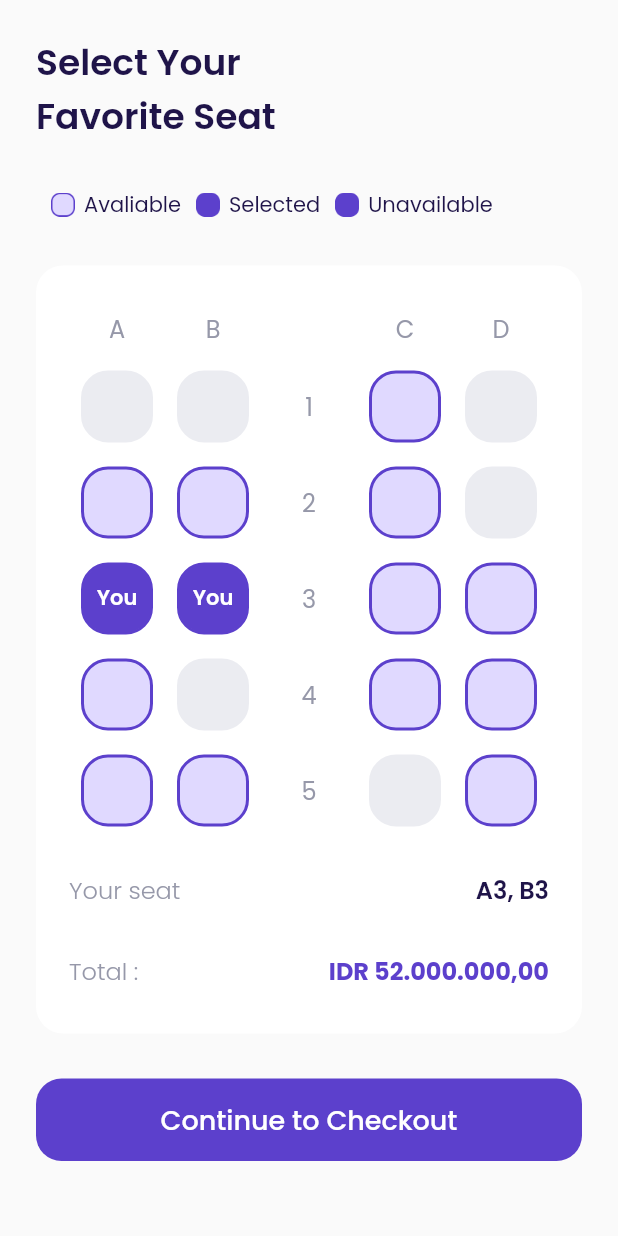
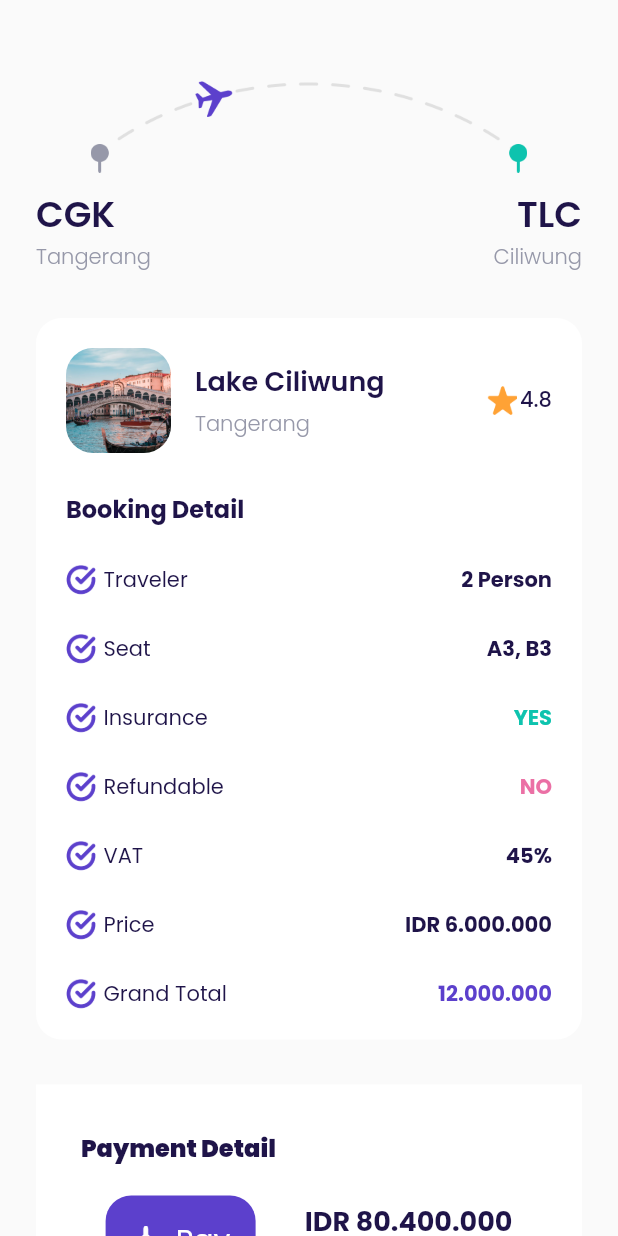
Before and after one commit to FaisalMashuri/ticket_plane, a Flutter app: the ChooseSeat screen opened directly, after a tap on "Continue to Checkout", on a phone screen of 412 x 824 dp. Run offline on Flutter 3.47's test engine with Material 2 defaults, Android fonts, the phone set to English and light mode, and no system bars; our stand-ins replace google_fonts.

Commit message:
adding checkout page

```diff
--- a/lib/ui/pages/GetStartedPage.dart
+++ b/lib/ui/pages/GetStartedPage.dart
@@ -3,24 +3,23 @@ import 'package:airplane/ui/widgets/custom_button.dart';
 import 'package:flutter/material.dart';
 
 class GetStartedPage extends StatelessWidget {
-  const GetStartedPage({ Key? key }) : super(key: key);
+  const GetStartedPage({Key? key}) : super(key: key);
 
   @override
   Widget build(BuildContext context) {
     return Scaffold(
+      backgroundColor: kBackgroundColor,
       body: Stack(
         children: [
           Container(
             width: double.infinity,
             height: double.infinity,
             decoration: BoxDecoration(
-              image: DecorationImage(
-                fit: BoxFit.cover,
-                image: AssetImage(
-                  "assets/image_get_started.png",
-                )
-              )
-            ),
+                image: DecorationImage(
+                    fit: BoxFit.cover,
+                    image: AssetImage(
+                      "assets/image_get_started.png",
+                    ))),
           ),
           Center(
             child: Column(
@@ -34,7 +33,9 @@ class GetStartedPage extends StatelessWidget {
                     fontWeight: semiBold,
                   ),
                 ),
-                SizedBox(height: 10,),
+                SizedBox(
+                  height: 10,
+                ),
                 Text(
                   "Explore new world with us and let\n your self get an amazing experiences",
                   style: whiteTextStyle.copyWith(
@@ -43,11 +44,13 @@ class GetStartedPage extends StatelessWidget {
                   ),
                   textAlign: TextAlign.center,
                 ),
-                SizedBox(height: 50,),
+                SizedBox(
+                  height: 50,
+                ),
                 CustomButton(
                   title: "Get Started",
                   width: 220,
-                  onPressed: (){
+                  onPressed: () {
                     Navigator.pushNamed(context, "/sign-up");
                   },
                   margin: EdgeInsets.only(top: 50, bottom: 80),
--- /dev/null
+++ b/lib/ui/pages/checkout_page.dart
@@ -0,0 +1,309 @@
+import 'package:airplane/shared/theme.dart';
+import 'package:airplane/ui/pages/success_checkout_page.dart';
+import 'package:airplane/ui/widgets/booking_details_item.dart';
+import 'package:airplane/ui/widgets/custom_button.dart';
+import 'package:flutter/material.dart';
+
+class CheckoutPage extends StatelessWidget {
+  const CheckoutPage({Key? key}) : super(key: key);
+
+  @override
+  Widget build(BuildContext context) {
+    Widget route() {
+      return Container(
+        margin: EdgeInsets.only(top: 50),
+        child: Column(
+          children: [
+            Container(
+              width: 291,
+              height: 65,
+              margin: EdgeInsets.only(bottom: 10),
+              decoration: BoxDecoration(
+                image: DecorationImage(
+                  image: AssetImage("assets/image_checkout.png"),
+                ),
+              ),
+            ),
+            Row(
+              mainAxisAlignment: MainAxisAlignment.spaceBetween,
+              children: [
+                Column(
+                  crossAxisAlignment: CrossAxisAlignment.start,
+                  children: [
+                    Text(
+                      "CGK",
+                      style: blackTextStyle.copyWith(
+                        fontSize: 24,
+                        fontWeight: semiBold,
+                      ),
+                    ),
+                    Text(
+                      "Tangerang",
+                      style: greyTextStyle.copyWith(
+                        fontWeight: light,
+                      ),
+                    )
+                  ],
+                ),
+                Column(
+                  crossAxisAlignment: CrossAxisAlignment.end,
+                  children: [
+                    Text(
+                      "TLC",
+                      style: blackTextStyle.copyWith(
+                        fontSize: 24,
+                        fontWeight: semiBold,
+                      ),
+                    ),
+                    Text(
+                      "Ciliwung",
+                      style: greyTextStyle.copyWith(
+                        fontWeight: light,
+                      ),
+                    )
+                  ],
+                )
+              ],
+            )
+          ],
+        ),
+      );
+    }
+
+    Widget bookingDetail() {
+      return Container(
+        margin: EdgeInsets.only(top: 30),
+        padding: EdgeInsets.symmetric(
+          horizontal: 20,
+          vertical: 20,
+        ),
+        decoration: BoxDecoration(
+          color: kWhiteColor,
+          borderRadius: BorderRadius.circular(defaultRadius),
+        ),
+        child: Column(
+          crossAxisAlignment: CrossAxisAlignment.start,
+          children: [
+            // Note : Destination Tile
+            Row(
+              children: [
+                Container(
+                  width: 70,
+                  height: 70,
+                  margin: EdgeInsets.only(right: 16),
+                  decoration: BoxDecoration(
+                      borderRadius: BorderRadius.circular(18),
+                      image: DecorationImage(
+                          fit: BoxFit.cover,
+                          image: AssetImage("assets/image_destination1.png"))),
+                ),
+                Expanded(
+                  child: Column(
+                    crossAxisAlignment: CrossAxisAlignment.start,
+                    children: [
+                      Text(
+                        "Lake Ciliwung",
+                        style: blackTextStyle.copyWith(
+                            fontSize: 18, fontWeight: semiBold),
+                      ),
+                      SizedBox(
+                        height: 5,
+                      ),
+                      Text(
+                        "Tangerang",
+                        style: greyTextStyle.copyWith(fontWeight: light),
+                      ),
+                    ],
+                  ),
+                ),
+                Row(
+                  children: [
+                    Container(
+                      margin: EdgeInsets.only(right: 2),
+                      width: 20,
+                      height: 20,
+                      decoration: BoxDecoration(
+                          image: DecorationImage(
+                              image: AssetImage("assets/icon_star.png"))),
+                    ),
+                    Text(
+                      "4.8",
+                      style: blackTextStyle.copyWith(fontWeight: medium),
+                    )
+                  ],
+                ),
+              ],
+            ),
+
+            // Note: Booking Detail Text
+            Container(
+              margin: EdgeInsets.only(
+                top: 25,
+              ),
+              child: Text(
+                "Booking Detail",
+                style: blackTextStyle.copyWith(fontWeight: bold, fontSize: 16),
+              ),
+            ),
+
+            // Note: Booking Details Item
+            Column(
+              children: [
+                BookingDetails(
+                  title: "Traveler",
+                  value: "2 Person",
+                  valueColor: kBlackColor,
+                ),
+                BookingDetails(
+                    title: "Seat", value: "A3, B3", valueColor: kBlackColor),
+                BookingDetails(
+                    title: "Insurance", value: "YES", valueColor: kGreenColor),
+                BookingDetails(
+                    title: "Refundable", value: "NO", valueColor: kRedColor),
+                BookingDetails(
+                    title: "VAT", value: "45%", valueColor: kBlackColor),
+                BookingDetails(
+                    title: "Price",
+                    value: "IDR 6.000.000",
+                    valueColor: kBlackColor),
+                BookingDetails(
+                    title: "Grand Total",
+                    value: "12.000.000",
+                    valueColor: kPrimaryColor)
+              ],
+            )
+          ],
+        ),
+      );
+    }
+
+    Widget paymentDetail() {
+      return Container(
+        margin: EdgeInsets.only(top: 30),
+        padding: EdgeInsets.symmetric(horizontal: 30, vertical: 30),
+        decoration: BoxDecoration(color: kWhiteColor),
+        child: Column(
+          crossAxisAlignment: CrossAxisAlignment.start,
+          children: [
+            Container(
+              child: Text(
+                "Payment Detail",
+                style: blackTextStyle.copyWith(
+                  fontWeight: black,
+                  fontSize: 16,
+                ),
+              ),
+            ),
+            Container(
+              margin: EdgeInsets.only(top: 20),
+              child: Row(
+                mainAxisAlignment: MainAxisAlignment.spaceAround,
+                children: [
+                  Row(
+                    children: [
+                      Container(
+                        width: 100,
+                        height: 60,
+                        decoration: BoxDecoration(
+                            color: kPrimaryColor,
+                            borderRadius: BorderRadius.circular(defaultRadius)),
+                        child: Row(
+                          mainAxisAlignment: MainAxisAlignment.center,
+                          children: [
+                            Container(
+                              height: 20,
+                              width: 20,
+                              decoration: BoxDecoration(
+                                  image: DecorationImage(
+                                      image:
+                                          AssetImage("assets/icon_plane.png"))),
+                            ),
+                            Container(
+                              margin: EdgeInsets.only(left: 10),
+                              child: Text(
+                                "Pay",
+                                style: whiteTextStyle.copyWith(
+                                    fontWeight: regular, fontSize: 20),
+                              ),
+                            ),
+                          ],
+                        ),
+                      ),
+                    ],
+                  ),
+                  Container(
+                    child: Column(
+                      crossAxisAlignment: CrossAxisAlignment.start,
+                      children: [
+                        Text(
+                          "IDR 80.400.000",
+                          style: blackTextStyle.copyWith(
+                              fontWeight: bold, fontSize: 18),
+                        ),
+                        SizedBox(
+                          height: 5,
+                        ),
+                        Text(
+                          "Current Balance",
+                          style: greyTextStyle.copyWith(
+                            fontWeight: light,
+                          ),
+                        )
+                      ],
+                    ),
+                  )
+                ],
+              ),
+            )
+          ],
+        ),
+      );
+    }
+
+    Widget payButton() {
+      return Container(
+        margin: EdgeInsets.only(top: 10, bottom: 10),
+        child: CustomButton(
+          title: "Pay Now",
+          onPressed: () {
+            Navigator.push(context,
+                MaterialPageRoute(builder: (context) => SuccessCheckoutPage()));
+          },
+        ),
+      );
+    }
+
+    Widget tacButton() {
+      return Container(
+        alignment: Alignment.center,
+        margin: EdgeInsets.only(
+          top: 30,
+          bottom: 30,
+        ),
+        child: Text(
+          "Terms and Conditions",
+          style: greyTextStyle.copyWith(
+            fontSize: 16,
+            fontWeight: light,
+            decoration: TextDecoration.underline,
+          ),
+        ),
+      );
+    }
+
+    return Scaffold(
+        backgroundColor: kBackgroundColor,
+        body: ListView(
+          padding: EdgeInsets.symmetric(
+            horizontal: defaultMargin,
+          ),
+          children: [
+            route(),
+            bookingDetail(),
+            paymentDetail(),
+            payButton(),
+            tacButton(),
+          ],
+        ));
+  }
+}
--- a/lib/ui/pages/choose_seat_page.dart
+++ b/lib/ui/pages/choose_seat_page.dart
@@ -1,4 +1,5 @@
 import 'package:airplane/shared/theme.dart';
+import 'package:airplane/ui/pages/checkout_page.dart';
 import 'package:airplane/ui/widgets/custom_button.dart';
 import 'package:airplane/ui/widgets/seat_item.dart';
 import 'package:flutter/material.dart';
@@ -358,7 +359,10 @@ class ChooseSeat extends StatelessWidget {
     Widget checkoutButton() {
       return CustomButton(
         title: "Continue to Checkout",
-        onPressed: () {},
+        onPressed: () {
+          Navigator.push(
+              context, MaterialPageRoute(builder: (context) => CheckoutPage()));
+        },
         margin: EdgeInsets.only(
           top: 30,
           bottom: 46,
@@ -371,12 +375,7 @@ class ChooseSeat extends StatelessWidget {
       body: SafeArea(
         child: ListView(
           padding: EdgeInsets.symmetric(horizontal: 24),
-          children: [
-            title(),
-            seatStatus(),
-            selectSeat(),
-            checkoutButton()
-          ],
+          children: [title(), seatStatus(), selectSeat(), checkoutButton()],
         ),
       ),
     );
--- /dev/null
+++ b/lib/ui/pages/success_checkout_page.dart
@@ -0,0 +1,56 @@
+import 'package:airplane/shared/theme.dart';
+import 'package:airplane/ui/widgets/custom_button.dart';
+import 'package:flutter/material.dart';
+
+class SuccessCheckoutPage extends StatelessWidget {
+  const SuccessCheckoutPage({Key? key}) : super(key: key);
+
+  @override
+  Widget build(BuildContext context) {
+    return Scaffold(
+      body: Center(
+        child: Container(
+          padding: EdgeInsets.symmetric(horizontal: 30),
+          child: Column(
+            mainAxisAlignment: MainAxisAlignment.center,
+            children: [
+              Container(
+                width: 300,
+                height: 300,
+                decoration: const BoxDecoration(
+                  image: DecorationImage(
+                    image: AssetImage(
+                      "assets/image_success.png",
+                    ),
+                  ),
+                ),
+              ),
+              Container(
+                child: Text(
+                  "Well Booked 😍",
+                  style: blackTextStyle.copyWith(
+                    fontWeight: black,
+                    fontSize: 28,
+                  ),
+                ),
+              ),
+              Container(
+                margin: EdgeInsets.only(top: 10, bottom: 30),
+                child: Text(
+                  "Are you ready to explore the new\nworld of experiences ?",
+                  textAlign: TextAlign.center,
+                  style: greyTextStyle.copyWith(
+                    fontWeight: light,
+                  ),
+                ),
+              ),
+              CustomButton(title: "My Booking", onPressed: (){
+                Navigator.pushReplacementNamed(context, "/main");
+              }, )
+            ],
+          ),
+        ),
+      ),
+    );
+  }
+}
--- /dev/null
+++ b/lib/ui/widgets/booking_details_item.dart
@@ -0,0 +1,54 @@
+import 'package:airplane/shared/theme.dart';
+import 'package:flutter/material.dart';
+
+class BookingDetails extends StatelessWidget {
+  final String title;
+  final String value;
+  final Color valueColor;
+  const BookingDetails({Key? key, required this.title, required this.value, required this.valueColor}) : super(key: key);
+
+  @override
+  Widget build(BuildContext context) {
+    return Container(
+      margin: EdgeInsets.only(
+        top: 25,
+      ),
+      child: Row(
+        mainAxisAlignment: MainAxisAlignment.spaceBetween,
+        children: [
+          Row(
+            children: [
+              Container(
+                margin: EdgeInsets.only(right: 5),
+                width: 20,
+                height: 20,
+                decoration: BoxDecoration(
+                  image: DecorationImage(
+                    image: AssetImage(
+                      "assets/icon_check.png",
+                    ),
+                  ),
+                ),
+              ),
+              Text(
+                title,
+                style: blackTextStyle.copyWith(
+                  fontWeight: regular,
+                ),
+              ),
+            ],
+          ),
+          Container(
+            child: Text(
+              value,
+              style: blackTextStyle.copyWith(
+                fontWeight: bold,
+                color: valueColor
+              ),
+            ),
+          ),
+        ],
+      ),
+    );
+  }
+}
```
